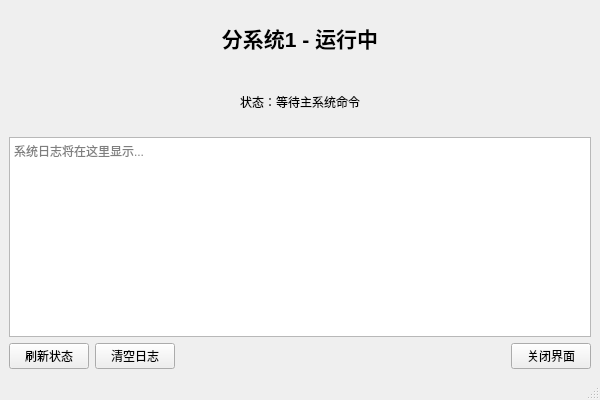
The window that mainwindow.ui (NUM-1111/QT_system2) describes before a commit, drawn with Qt 5.
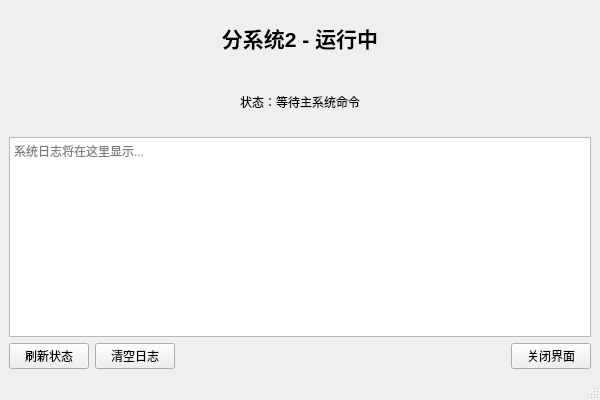
The same window after the commit.

Commit message: 暂时复刻分系统1

The edit to the form file:
```diff
--- a/mainwindow.ui
+++ b/mainwindow.ui
@@ -24,7 +24,7 @@
        </font>
       </property>
       <property name="text">
-       <string>分系统1 - 运行中</string>
+       <string>分系统2 - 运行中</string>
       </property>
       <property name="alignment">
        <set>Qt::AlignCenter</set>
```
The commit also changes 8 other files.
